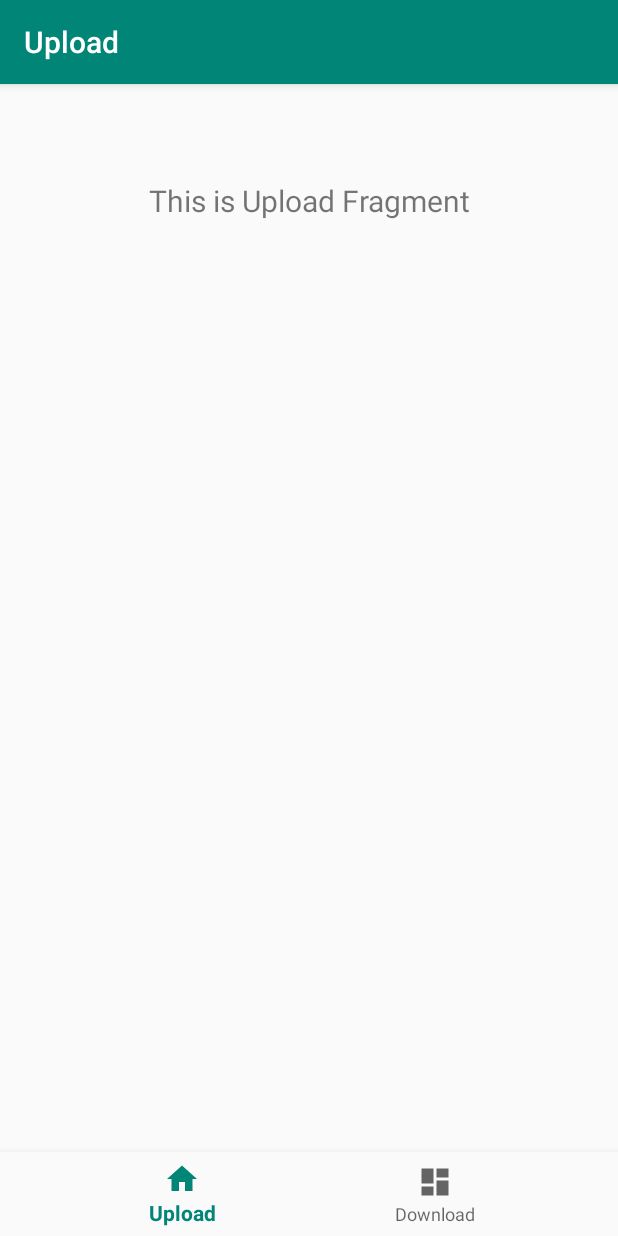
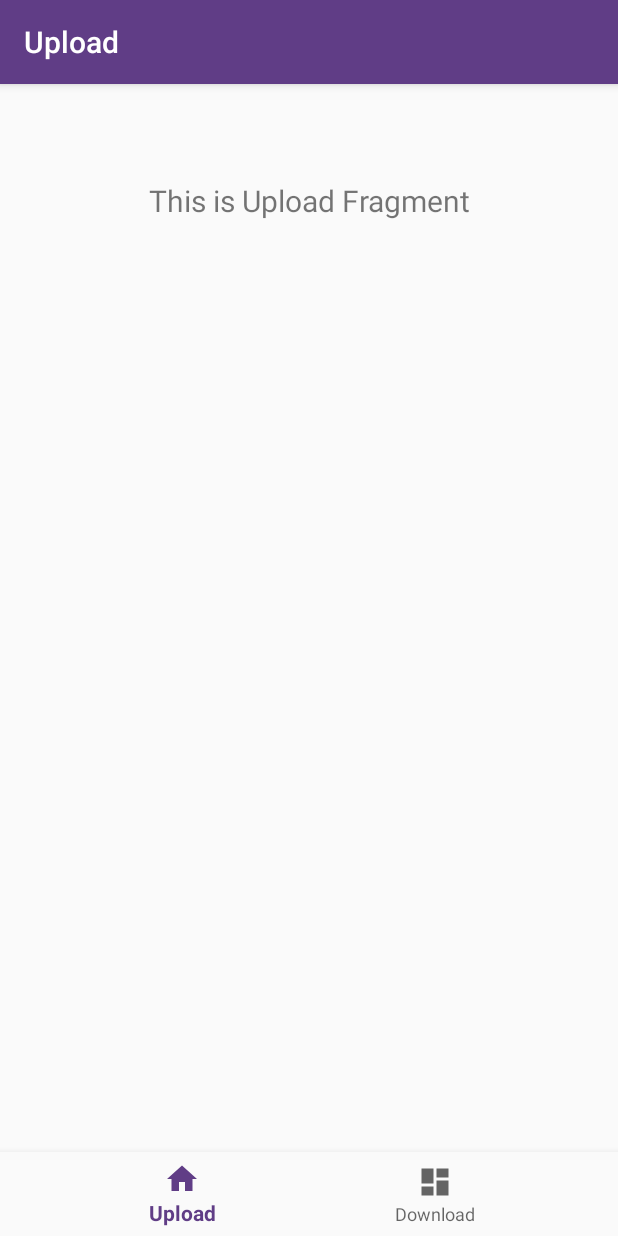
Before and after one commit to Apoorv-Mittal/OnionShare, an Android app: the screen it shows after launch (MainActivity), on a phone screen of 412 x 824 dp. Run offline under Robolectric (Android 15) with nearby library versions, the phone set to English and light mode, and no system bars; our stand-ins replace navigation-ui; libraries missing offline, so code that uses them is left out: com.jrummyapps.android, org.torproject.android; 7 statements that could not run were skipped.

Commit message:
Added custom app icon and colors

```diff
--- a/app/src/main/res/values/colors.xml
+++ b/app/src/main/res/values/colors.xml
@@ -1,6 +1,6 @@
 <?xml version="1.0" encoding="utf-8"?>
 <resources>
-    <color name="colorPrimary">#008577</color>
-    <color name="colorPrimaryDark">#00574B</color>
-    <color name="colorAccent">#D81B60</color>
+    <color name="colorPrimary">#603D86</color>
+    <color name="colorPrimaryDark">#B6A5C6</color>
+    <color name="colorAccent">#9AAF1A</color>
 </resources>
```
Also changed, not shown: app/src/main/res/mipmap-hdpi/ic_launcher.png, app/src/main/res/mipmap-hdpi/ic_launcher_round.png, app/src/main/res/mipmap-mdpi/ic_launcher.png, app/src/main/res/mipmap-mdpi/ic_launcher_round.png, app/src/main/res/mipmap-xhdpi/ic_launcher.png, app/src/main/res/mipmap-xhdpi/ic_launcher_round.png, app/src/main/res/mipmap-xxhdpi/ic_launcher.png, app/src/main/res/mipmap-xxhdpi/ic_launcher_round.png, app/src/main/res/mipmap-xxxhdpi/ic_launcher.png, app/src/main/res/mipmap-xxxhdpi/ic_launcher_round.png.
